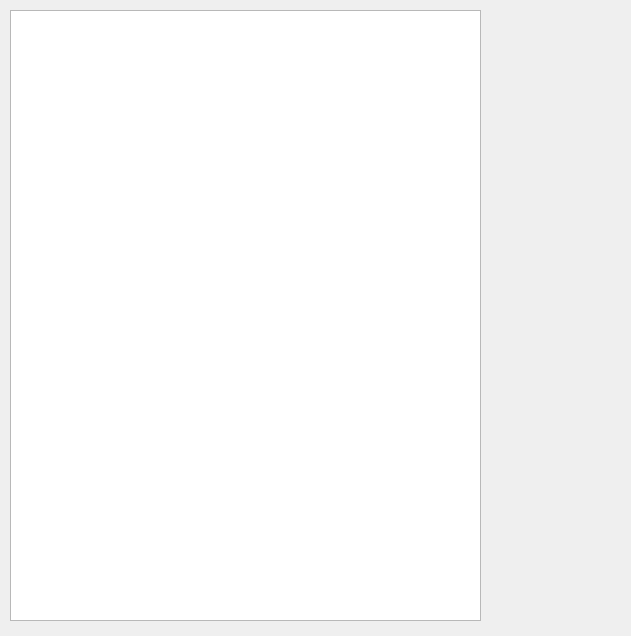
Old version of the form resouce/ui/pane_ui.ui in the repository jianglibaba/mailtest.
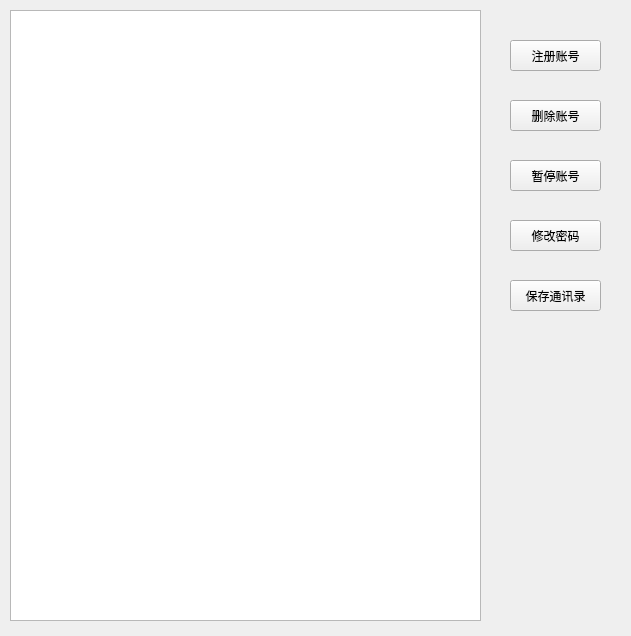
New version of the form.

Commit message: 注册功能已完成

```diff
--- a/resouce/ui/pane_ui.ui
+++ b/resouce/ui/pane_ui.ui
@@ -23,6 +23,71 @@
     </rect>
    </property>
   </widget>
+  <widget class="QPushButton" name="register_btn">
+   <property name="geometry">
+    <rect>
+     <x>510</x>
+     <y>40</y>
+     <width>91</width>
+     <height>31</height>
+    </rect>
+   </property>
+   <property name="text">
+    <string>注册账号</string>
+   </property>
+  </widget>
+  <widget class="QPushButton" name="pushButton_2">
+   <property name="geometry">
+    <rect>
+     <x>510</x>
+     <y>100</y>
+     <width>91</width>
+     <height>31</height>
+    </rect>
+   </property>
+   <property name="text">
+    <string>删除账号</string>
+   </property>
+  </widget>
+  <widget class="QPushButton" name="pushButton_3">
+   <property name="geometry">
+    <rect>
+     <x>510</x>
+     <y>160</y>
+     <width>91</width>
+     <height>31</height>
+    </rect>
+   </property>
+   <property name="text">
+    <string>暂停账号</string>
+   </property>
+  </widget>
+  <widget class="QPushButton" name="pushButton_4">
+   <property name="geometry">
+    <rect>
+     <x>510</x>
+     <y>220</y>
+     <width>91</width>
+     <height>31</height>
+    </rect>
+   </property>
+   <property name="text">
+    <string>修改密码</string>
+   </property>
+  </widget>
+  <widget class="QPushButton" name="pushButton_5">
+   <property name="geometry">
+    <rect>
+     <x>510</x>
+     <y>280</y>
+     <width>91</width>
+     <height>31</height>
+    </rect>
+   </property>
+   <property name="text">
+    <string>保存通讯录</string>
+   </property>
+  </widget>
  </widget>
  <resources/>
  <connections/>
```
Left out of the diff: 22 changed lines with no effect on the pictures. The commit also changes 7 other files.
